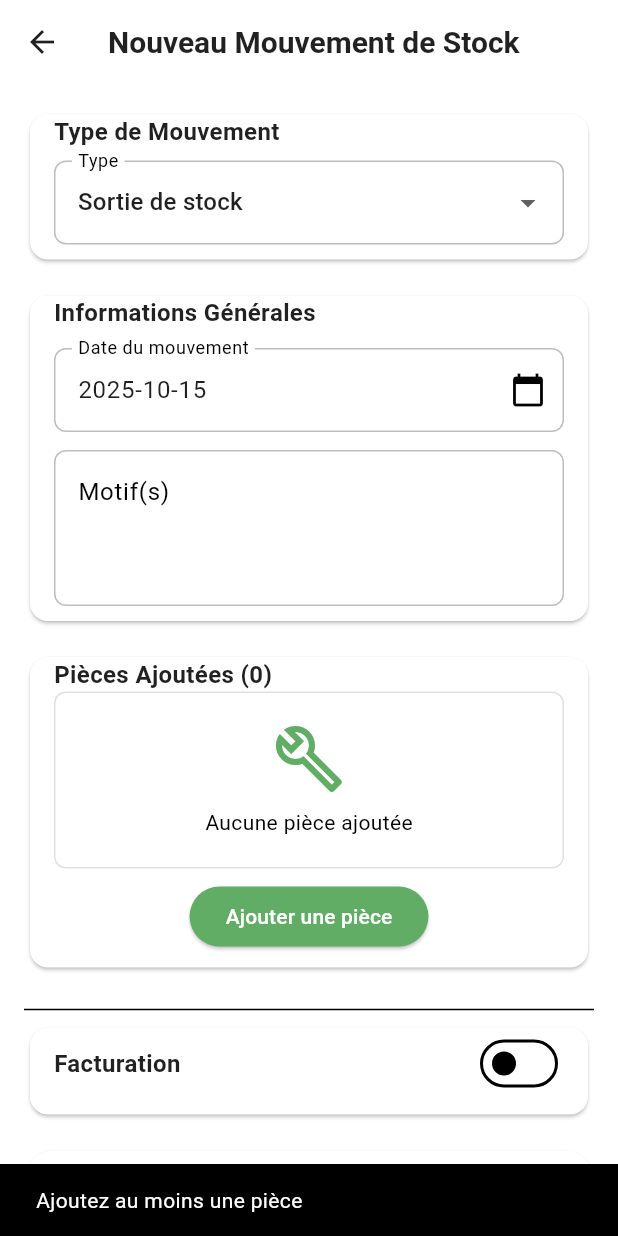
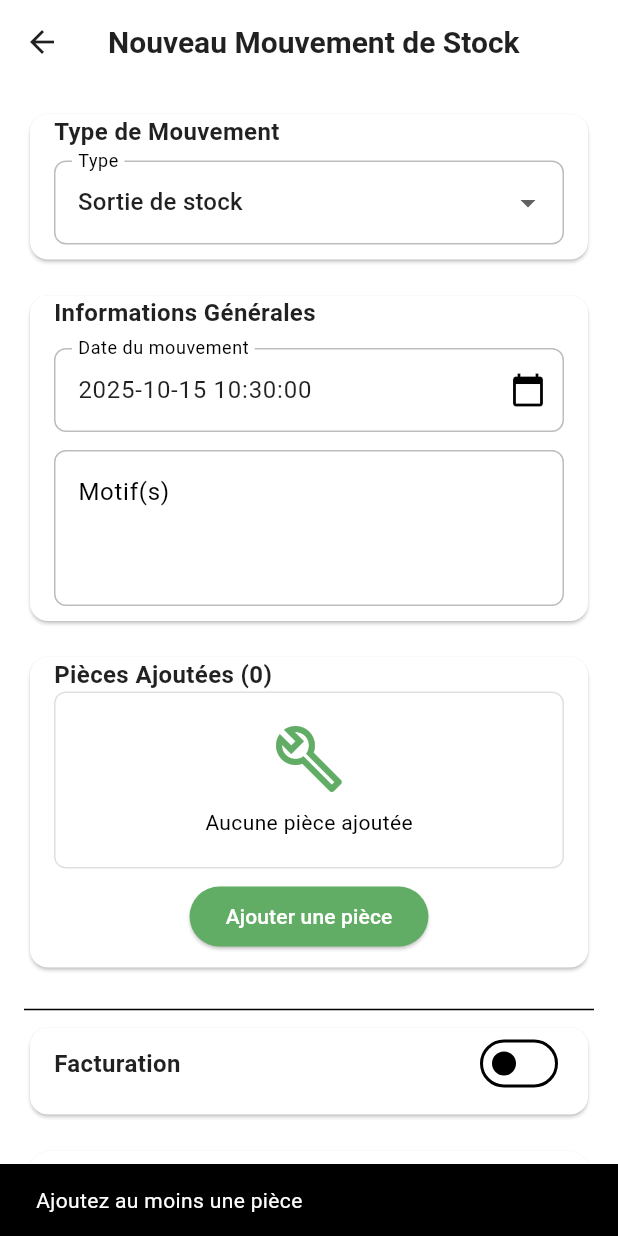
Before and after one commit to foenixteam237/pro_meca, a Flutter app: the CreateStockMovementScreen screen opened directly, after a tap on "Créer le mouvement", on a phone screen of 412 x 824 dp. Run offline on Flutter 3.47's test engine with Material 3 defaults, Android fonts, the phone set to English and light mode, and no system bars; our stand-ins replace cached_network_image, connectivity_plus, country_code_picker, dio, dropdown_search, file_picker and 11 more; missing offline and left inert: barcode_scan2, number_to_words_english, wolt_modal_sheet; accounts and stored records are empty.

Commit message:
avancée non terminée sur mvt stock

```diff
--- a/lib/core/features/stock_mvt/services/stock_movement_service.dart
+++ b/lib/core/features/stock_mvt/services/stock_movement_service.dart
@@ -96,6 +96,7 @@ class StockMovementService {
   // }
 
   Future<StockMovement> createMovement(Map<String, dynamic> data) async {
+    debugPrint(data.toString());
     try {
       final response = await ApiDioService().authenticatedRequest(
         () async => await _dio.post(
--- a/lib/core/features/stock_mvt/views/create_stock_movement_screen.dart
+++ b/lib/core/features/stock_mvt/views/create_stock_movement_screen.dart
@@ -6,6 +6,7 @@ import 'package:dio/dio.dart';
 import 'package:flutter/foundation.dart';
 import 'package:flutter/material.dart';
 import 'package:flutter/services.dart' show FilteringTextInputFormatter;
+import 'package:intl/intl.dart';
 import 'package:pro_meca/core/constants/app_adaptive_colors.dart';
 import 'package:pro_meca/core/constants/app_colors.dart';
 import 'package:pro_meca/core/constants/app_styles.dart';
@@ -34,8 +35,11 @@ class _CreateStockMovementScreenState extends State<CreateStockMovementScreen> {
   // Données du mouvement
   List<StockMovement> _mvtStocks = [];
   String _movementType = 'OUT';
+  DateTime _mvtDate = DateTime.now();
   final TextEditingController _descriptionController = TextEditingController();
-  final TextEditingController _dateController = TextEditingController();
+  final TextEditingController _dateController = TextEditingController(
+    text: DateFormat("y-M-d HH:mm:ss").format(DateTime.now()),
+  );
 
   // Facturation
   bool _createFacture = false;
@@ -63,13 +67,6 @@ class _CreateStockMovementScreenState extends State<CreateStockMovementScreen> {
       TextEditingController();
   final TextEditingController _factureNotesController = TextEditingController();
 
-  // Nouveaux contrôleurs pour la sélection de pièce
-  final TextEditingController _pieceSearchController = TextEditingController();
-  Map<String, dynamic>? _selectedPieceForAddition;
-  final TextEditingController _quantityToAddController =
-      TextEditingController();
-  final TextEditingController _priceToAddController = TextEditingController();
-
   bool? _emailCheckResult;
   bool _emailChecking = false;
   bool _emailValid = true;
@@ -86,8 +83,10 @@ class _CreateStockMovementScreenState extends State<CreateStockMovementScreen> {
   @override
   void initState() {
     super.initState();
-    _dateController.text = _formatDateForInput(DateTime.now());
-    _factureDateController.text = _formatDateForInput(DateTime.now());
+    _dateController.text = DateFormat("y-M-d HH:mm:ss").format(DateTime.now());
+    _factureDateController.text = DateFormat(
+      "y-M-d HH:mm:ss",
+    ).format(DateTime.now());
     _generateFactureReference();
   }
 
@@ -234,7 +233,7 @@ class _CreateStockMovementScreenState extends State<CreateStockMovementScreen> {
         // Nouvelle pièce, on l'ajoute à la liste
         _mvtStocks.add(
           StockMovement(
-            date: DateTime.now(),
+            date: _mvtDate,
             piece: PieceMvt(
               id: pieceData['id'],
               name: pieceData['name'] ?? '',
@@ -438,10 +437,9 @@ class _CreateStockMovementScreenState extends State<CreateStockMovementScreen> {
           'pieceId': mvt.piece.id,
           'type': _movementType,
           'quantity': mvt.quantity,
-          'date': DateTime.parse(_dateController.text).toIso8601String(),
-          'description': _descriptionController.text.isEmpty
-              ? null
-              : _descriptionController.text,
+          'date': '${_mvtDate.toUtc().toIso8601String().split('.')[0]}Z',
+          if (_descriptionController.text.isNotEmpty)
+            'description': _descriptionController.text,
           if (factureId != null) 'factureId': factureId,
           'sellingPriceAtMovement': mvt.sellingPriceAtMovement,
         };
@@ -512,7 +510,7 @@ class _CreateStockMovementScreenState extends State<CreateStockMovementScreen> {
   }
 
   String _formatDateForInput(DateTime date) {
-    return '${date.year}-${date.month.toString().padLeft(2, '0')}-${date.day.toString().padLeft(2, '0')}';
+    return '${date.year}-${date.month.toString().padLeft(2, '0')}-${date.day.toString().padLeft(2, '0')} ';
   }
 
   Future<void> _selectDate(
@@ -524,10 +522,26 @@ class _CreateStockMovementScreenState extends State<CreateStockMovementScreen> {
       initialDate: DateTime.now(),
       firstDate: DateTime(2000),
       lastDate: DateTime.now(),
+      locale: Locale('fr', 'FR'),
     );
 
     if (picked != null) {
-      controller.text = _formatDateForInput(picked);
+      // Get the current time
+      final currentTime = DateTime.now();
+      // Combine the picked date with the current time
+      final combinedDateTime = DateTime(
+        picked.year,
+        picked.month,
+        picked.day,
+        currentTime.hour,
+        currentTime.minute,
+        currentTime.second,
+      );
+      // Format and set the controller text
+      controller.text = DateFormat("y-M-d HH:mm:ss").format(combinedDateTime);
+      setState(() {
+        _mvtDate = combinedDateTime;
+      });
     }
   }
 
@@ -894,13 +908,13 @@ class _CreateStockMovementScreenState extends State<CreateStockMovementScreen> {
                   ),
                   backgroundColor: chipBgBaseColor.withValues(alpha: 0.5),
                 ),
-                Chip(
-                  label: Text(
-                    'Prix: ${mvt.sellingPriceAtMovement.toStringAsFixed(0)} FCFA',
-                    style: TextStyle(color: textColor),
-                  ),
-                  backgroundColor: chipBgBaseColor.withValues(alpha: 0.3),
-                ),
+                // Chip(
+                //   label: Text(
+                //     'Prix: ${mvt.sellingPriceAtMovement.toStringAsFixed(0)} FCFA',
+                //     style: TextStyle(color: textColor),
+                //   ),
+                //   backgroundColor: chipBgBaseColor.withValues(alpha: 0.3),
+                // ),
                 Chip(
                   label: Text(
                     'Total: ${(mvt.quantity * mvt.sellingPriceAtMovement).toStringAsFixed(0)} FCFA',
```
